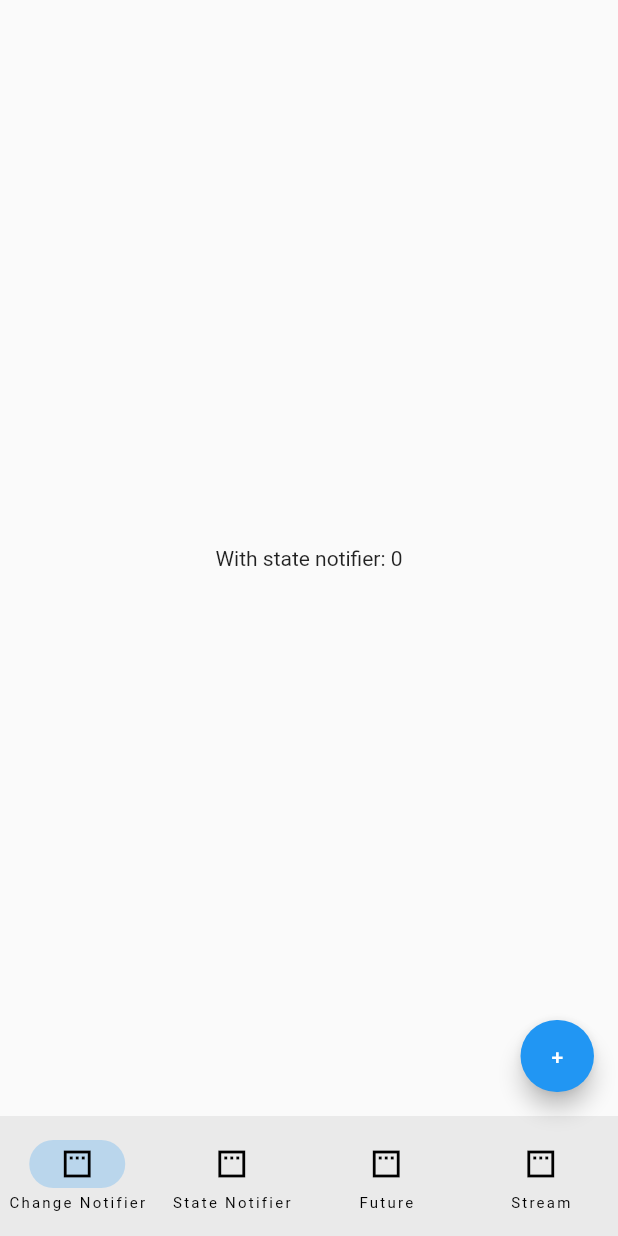
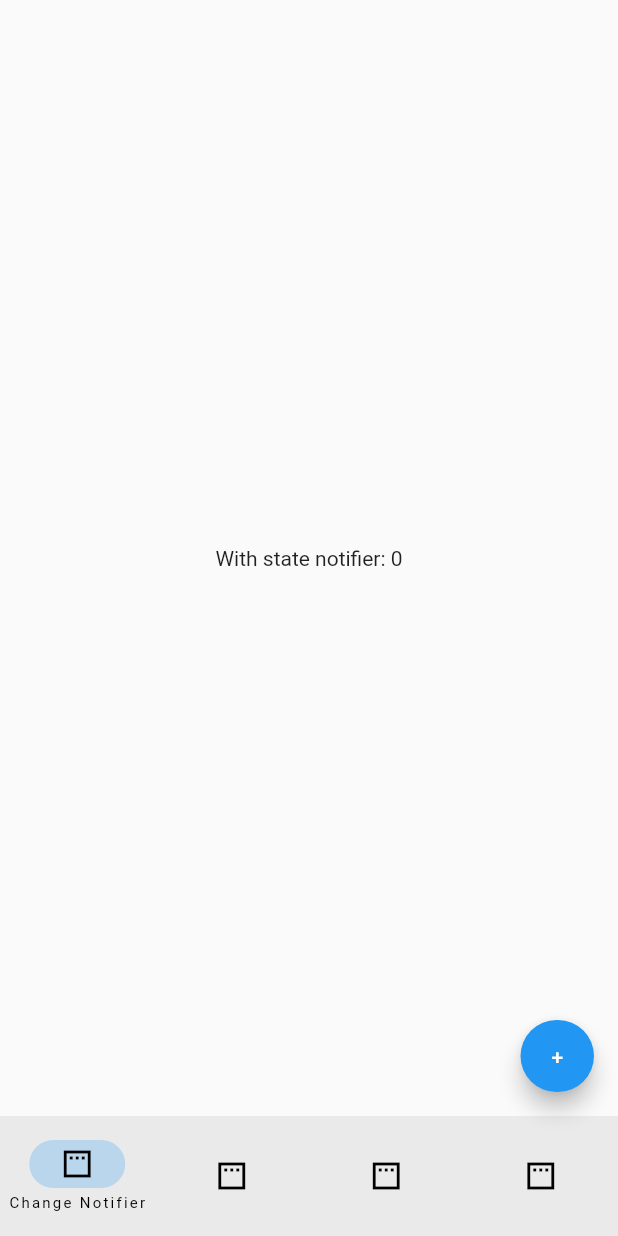
Before and after one commit to AbhiShake1/learn_provider, a Flutter app: the screen it shows after launch, on a phone screen of 412 x 824 dp. Run offline on Flutter 3.47's test engine with Material 2 defaults, Android fonts, the phone set to English and light mode, and no system bars; our stand-ins replace flutter_riverpod.

Commit message:
optimize navbar performance and change NavigationDestinationLabelBehavior

```diff
--- a/lib/modules/bottom_navigation_bar/view/bottom_navigation_bar.dart
+++ b/lib/modules/bottom_navigation_bar/view/bottom_navigation_bar.dart
@@ -4,7 +4,7 @@ import 'package:learn_provider/modules/bottom_navigation_bar/providers/bottom_na
 
 import '../../../riverpod.dart';
 
-class MyBottomNavigationBar extends ConsumerWidget {
+class MyBottomNavigationBar extends StatelessWidget {
   MyBottomNavigationBar({Key? key}) : super(key: key);
 
   final routes = [
@@ -15,31 +15,35 @@ class MyBottomNavigationBar extends ConsumerWidget {
   ];
 
   @override
-  Widget build(BuildContext context, WidgetRef ref) {
-    return NavigationBar(
+  Widget build(BuildContext context) {
+    return Consumer(
+      builder: (context, ref, child) => NavigationBar(
+        labelBehavior: NavigationDestinationLabelBehavior.onlyShowSelected,
         selectedIndex: ref.watch(bottomNavigationIndexProvider),
         onDestinationSelected: (value) {
-        ref.read(bottomNavigationIndexProvider.notifier).index = value;
-        Navigator.of(context).pushReplacementNamed(routes[value]);
+          Navigator.of(context).pushReplacementNamed(routes[
+              ref.read(bottomNavigationIndexProvider.notifier).index = value]);
         },
-      destinations: const [
+        destinations: [
           NavigationDestination(
-          icon: Icon(Icons.padding),
+            icon: child!,
             label: 'Change Notifier',
           ),
           NavigationDestination(
-          icon: Icon(Icons.padding),
+            icon: child,
             label: 'State Notifier',
           ),
           NavigationDestination(
-          icon: Icon(Icons.padding),
+            icon: child,
             label: 'Future',
           ),
           NavigationDestination(
-          icon: Icon(Icons.padding),
+            icon: child,
             label: 'Stream',
           ),
         ],
+      ),
+      child: const Icon(Icons.padding),
     );
   }
 }
```
Lines whose indentation alone changed are shown as unchanged.
